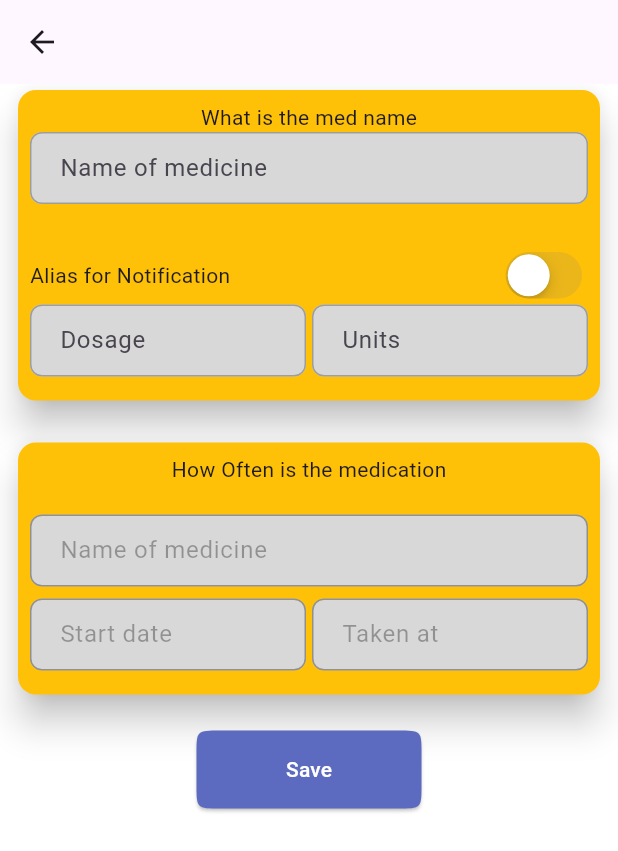
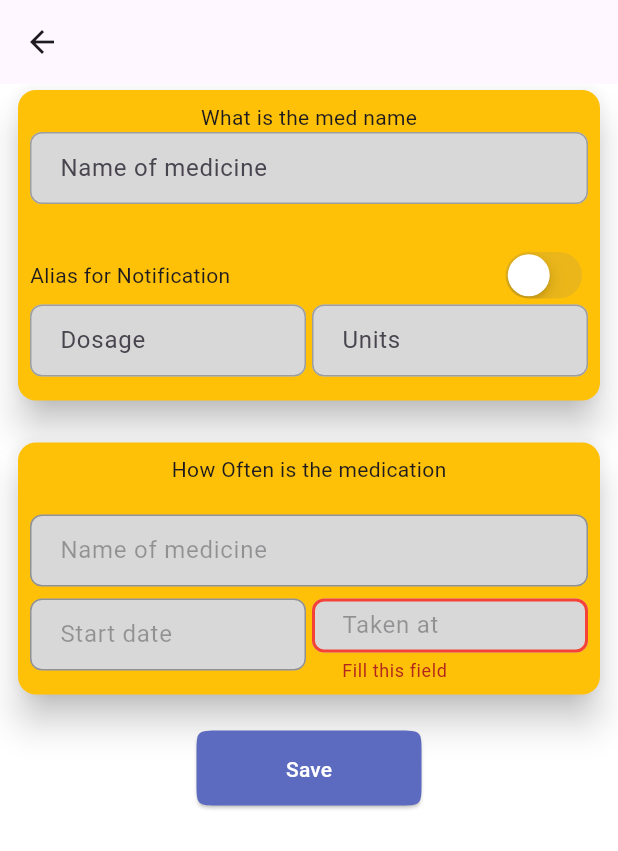
Before and after one commit to 20204691/flutterBB, a Flutter app: the MedicinePage screen opened directly, after a tap on "Save", on a phone screen of 412 x 824 dp. Shown: the top 851 px of the screen. Run offline on Flutter 3.47's test engine with Material 3 defaults, Android fonts, the phone set to English and light mode, and no system bars; our stand-ins replace firebase_auth, firebase_core, firebase_database, shared_preferences, syncfusion_flutter_datepicker; accounts and stored records are empty.

Commit message:
feat: add medicine list and read/write medicine to firebase

```diff
--- a/lib/common/model/medicine_model.dart
+++ b/lib/common/model/medicine_model.dart
@@ -1,44 +1,9 @@
 // import 'package:cloud_firestore/cloud_firestore.dart';
 import 'package:firebase_database/firebase_database.dart';
 
-// class MedicineModel {
-//   String name;
-//   MedicineModel({required this.name});
-
-//   Map<String, dynamic> toJson() => {
-//         'name': name,
-//       };
-
-//   static MedicineModel fromJson(Map<String, dynamic> json) => MedicineModel(
-//         name: json['name'],
-//       );
-// }
-
-// Future create({required String name}) {
-//   CollectionReference items = FirebaseFirestore.instance.collection('medicine');
-//   return items.doc().set({
-//     'name': name,
-//     'dosage': 56,
-//     'units': "test",
-//     "frequency": 'fr value',
-//     "date_time": DateTime.now().toString(),
-//     "taken": 'test taken',
-//   });
-// }
-
-// Future delete({required DocumentSnapshot doc}) {
-//   CollectionReference items = FirebaseFirestore.instance.collection('medicine');
-//   return items.doc(doc.id).delete();
-// }
-
-// Future update({required DocumentSnapshot doc, required String newName}) {
-//   CollectionReference items = FirebaseFirestore.instance.collection('medicine');
-//   return items.doc(doc.id).update({'name': newName});
-// }
-
 class RealtimeDatabase {
   /// static method for write operation
-  static void write({
+  static Future<void> write({
     required String userId,
     required Map<String, dynamic> data,
   }) async {
@@ -46,7 +11,7 @@ class RealtimeDatabase {
       DatabaseReference _databaseReference =
           FirebaseDatabase.instance.ref("medicine/$userId");
 
-      await _databaseReference.set(data);
+      await _databaseReference.push().set(data);
     } catch (e) {
       rethrow;
     }
--- a/lib/home/home_page.dart
+++ b/lib/home/home_page.dart
@@ -1,6 +1,6 @@
 import 'package:flutter/material.dart';
 
-import '../medicine/medicine_page.dart';
+import '../medicine/medicine_list_page.dart';
 import '../sleep/sleep_page.dart';
 
 class HomePage extends StatefulWidget {
@@ -91,7 +91,7 @@ class _HomePageState extends State<HomePage> {
                       Navigator.push(
                         context,
                         MaterialPageRoute(
-                          builder: (context) => const MedicinePage(),
+                          builder: (context) => const MedicineListPage(),
                         ),
                       );
                     },
--- a/lib/medicine/medicine_page.dart
+++ b/lib/medicine/medicine_page.dart
@@ -1,6 +1,4 @@
 import 'package:firebase_auth/firebase_auth.dart';
-import 'package:firebase_core/firebase_core.dart';
-import 'package:firebase_database/firebase_database.dart';
 import 'package:flutter/cupertino.dart';
 import 'package:flutter/material.dart';
 import 'package:projects/common/dialogs/dialogs.dart';
@@ -16,12 +14,15 @@ class MedicinePage extends StatefulWidget {
 }
 
 class _MedicinePageState extends State<MedicinePage> {
+  final _formKey = GlobalKey<FormState>();
   final TextEditingController _medicationName = TextEditingController();
   final TextEditingController _dosageController = TextEditingController();
   final TextEditingController _unitController = TextEditingController();
   final TextEditingController _frequencyController = TextEditingController();
   final TextEditingController _takenAt = TextEditingController();
   final TextEditingController _startDateController = TextEditingController();
+
+  bool isLoading = false;
 
   bool switchValue = false;
 
@@ -33,18 +34,14 @@ class _MedicinePageState extends State<MedicinePage> {
       TimeOfDay(hour: DateTime.now().hour, minute: DateTime.now().minute);
 
   @override
-  void initState() {
-    RealtimeDatabase.read(userId: FirebaseAuth.instance.currentUser!.uid);
-    super.initState();
-  }
-
-  @override
   Widget build(BuildContext context) {
     return Scaffold(
       backgroundColor: Colors.white,
       appBar: AppBar(),
       body: Padding(
         padding: const EdgeInsets.symmetric(horizontal: 8),
+        child: Form(
+          key: _formKey,
           child: Column(
             children: [
               Card(
@@ -59,7 +56,8 @@ class _MedicinePageState extends State<MedicinePage> {
                         hintText: 'Name of medicine',
                         keyboardType: TextInputType.text,
                         controller: _medicationName,
-                      backgroundColor: const Color.fromARGB(255, 216, 216, 216),
+                        backgroundColor:
+                            const Color.fromARGB(255, 216, 216, 216),
                       ),
                       const SizedBox(height: 20),
                       Row(
@@ -148,6 +146,12 @@ class _MedicinePageState extends State<MedicinePage> {
                                 controller: _takenAt,
                                 backgroundColor:
                                     const Color.fromARGB(255, 216, 216, 216),
+                                validator: (value) {
+                                  if (value == null || value.isEmpty) {
+                                    return "Fill this field";
+                                  }
+                                  return null;
+                                },
                               ),
                             ),
                           ),
@@ -160,6 +164,7 @@ class _MedicinePageState extends State<MedicinePage> {
               const SizedBox(height: 20),
               SizedBox(
                 width: 150,
+                height: 50,
                 child: ElevatedButton(
                   style: ElevatedButton.styleFrom(
                     backgroundColor: Colors.indigo.shade400,
@@ -167,28 +172,45 @@ class _MedicinePageState extends State<MedicinePage> {
                         borderRadius: BorderRadius.circular(16)),
                     padding: const EdgeInsets.symmetric(vertical: 16),
                   ),
-                onPressed: () {
+                  onPressed: () async {
                     var userId = FirebaseAuth.instance.currentUser?.uid;
+                    if (_formKey.currentState?.validate() ?? false) {
                       if (userId != null) {
+                        setState(() {
+                          isLoading = true;
+                        });
                         var data = {
                           'name': _medicationName.text,
                           'dosage': _dosageController.text,
                           'units': _unitController.text,
                           "frequency": _frequencyController.text,
                           "start_date": _startDateController.text,
-                      "taken": "${selectedTime.hour}:${selectedTime.minute}",
+                          "taken":
+                              "${selectedTime.hour}:${selectedTime.minute}",
                         };
 
-                    RealtimeDatabase.write(userId: userId, data: data);
+                        await RealtimeDatabase.write(
+                            userId: userId, data: data);
+
+                        if (context.mounted) Navigator.pop(context);
+                        setState(() {
+                          isLoading = false;
+                        });
+                      }
                     }
                   },
-                child: const Text(
+                  child: isLoading
+                      ? const CircularProgressIndicator(
+                          color: Colors.white,
+                        )
+                      : const Text(
                           "Save",
                           style: TextStyle(color: Colors.white),
                         ),
                 ),
               ),
             ],
+          ),
         ),
       ),
     );
--- a/pubspec.yaml
+++ b/pubspec.yaml
@@ -42,7 +42,6 @@ dependencies:
   # Firebase Authentication
   firebase_core: ^2.30.1
   firebase_auth: ^4.19.4
-  # cloud_firestore: ^4.17.3
 
   firebase_database: ^10.5.5
 
```
Also changed, not shown: lib/medicine/medicine_list_page.dart (added, +131 -0 lines), 1 other file. Lines whose indentation alone changed are shown as unchanged.
